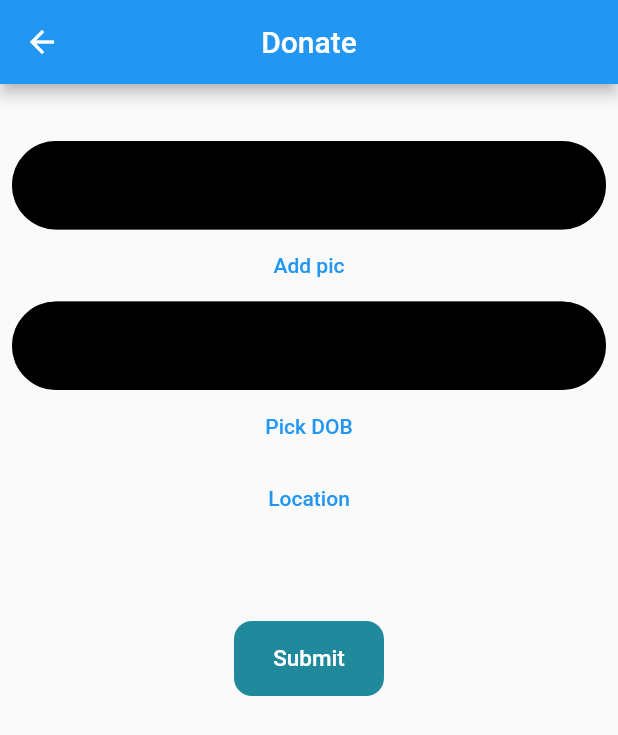
After one commit to baljinder0630/paw_prints, a Flutter app: the MyHomePage screen opened directly, after a tap on "Donate pet", on a phone screen of 412 x 824 dp. The commit adds this screen. Shown: the top 735 px of the screen. Run offline on Flutter 3.47's test engine with Material 2 defaults, Android fonts, the phone set to English and light mode, and no system bars; our stand-ins replace animated_bottom_navigation_bar, carousel_slider, cloud_firestore, firebase_auth, firebase_core, firebase_storage and 7 more; missing offline and left inert: dart:ffi, restart_app; accounts and stored records are empty; network calls fail; project files that could hold a hidden picture were left out.

Commit message:
Next commit

```diff
--- /dev/null
+++ b/lib/Pages/Donation_page.dart
@@ -0,0 +1,247 @@
+// ignore_for_file: prefer_const_constructors
+
+import 'dart:developer';
+import 'dart:io';
+
+import 'package:cloud_firestore/cloud_firestore.dart';
+import 'package:firebase_storage/firebase_storage.dart';
+import 'package:flutter/material.dart';
+import 'package:geocoding/geocoding.dart';
+import 'package:geolocator/geolocator.dart';
+import 'package:image_cropper/image_cropper.dart';
+import 'package:image_picker/image_picker.dart';
+import 'package:paw_prints/Models/petModel.dart';
+import 'package:uuid/uuid.dart';
+
+class DonatePet extends StatefulWidget {
+  var usermodel;
+  DonatePet({Key? key, required this.usermodel}) : super(key: key);
+  @override
+  State<DonatePet> createState() => _DonatePetState();
+}
+
+class _DonatePetState extends State<DonatePet> {
+  DateTime? _dob;
+  final _petName = TextEditingController();
+  final _petPic = TextEditingController();
+  final _petDescription = TextEditingController();
+  var petId;
+  String generateId() => Uuid().v1();
+  File? petPic;
+
+  void selectimage(ImageSource source) async {
+    final XFile? image = await ImagePicker().pickImage(source: source);
+
+    if (image != null) {
+      imagecrop(image);
+    }
+  }
+
+  void imagecrop(XFile BeforeCrop) async {
+    log("message1");
+    if (BeforeCrop != null) {
+      File? FinalImage = await ImageCropper().cropImage(
+          sourcePath: BeforeCrop.path,
+          aspectRatio: CropAspectRatio(ratioX: 1, ratioY: 1),
+          compressQuality: 20,
+          aspectRatioPresets: [
+            CropAspectRatioPreset.square,
+          ],
+          androidUiSettings: AndroidUiSettings(
+              toolbarTitle: 'Cropper',
+              toolbarColor: Colors.deepOrange,
+              toolbarWidgetColor: Colors.white,
+              initAspectRatio: CropAspectRatioPreset.original,
+              lockAspectRatio: false),
+          iosUiSettings: IOSUiSettings(
+            minimumAspectRatio: 1.0,
+          ));
+
+      if (FinalImage != null) {
+        setState(() {
+          petPic = FinalImage;
+        });
+        log(petPic.toString());
+      }
+    }
+  }
+
+  void uploadData(File imageurl) async {
+    setState(() {
+      petId = generateId();
+    });
+
+    UploadTask uploadTask =
+        FirebaseStorage.instance.ref("Storage").child(petId).putFile(imageurl);
+    TaskSnapshot taskSnapshot = await uploadTask;
+    String networkurl = await taskSnapshot.ref.getDownloadURL();
+
+    PetModel petModel = PetModel(
+      likedBy: [],
+      pic: networkurl,
+      sellingBy: widget.usermodel.uid,
+      petId: petId,
+      name: _petName.text.trim(),
+      description: _petDescription.text.trim(),
+      dob: _dob.toString(),
+    );
+    await FirebaseFirestore.instance
+        .collection("Pets")
+        .doc(petId)
+        .set(petModel.toMap())
+        .whenComplete(() {
+      log("Pet uploaded");
+    }).onError((error, stackTrace) {
+      log(error.toString());
+    }).whenComplete(() {
+      _petName.clear();
+      _petDescription.clear();
+      _petPic.clear();
+    });
+  }
+
+  void getCurrentPosition() async {
+    // Permission
+    LocationPermission permission = await Geolocator.checkPermission();
+    if (permission == LocationPermission.denied ||
+        permission == LocationPermission.deniedForever) {
+      log("Permission denied");
+      Geolocator.requestPermission();
+    } else {
+      Position currentPosition = await Geolocator.getCurrentPosition(
+          desiredAccuracy: LocationAccuracy.lowest);
+      print(currentPosition);
+      List<Placemark> address = await placemarkFromCoordinates(
+          currentPosition.latitude, currentPosition.longitude);
+      log(address[0].locality.toString());
+    }
+  }
+
+  @override
+  Widget build(BuildContext context) {
+    return Scaffold(
+      appBar: AppBar(
+        centerTitle: true,
+        title: Text("Donate"),
+      ),
+      body: Padding(
+        padding: const EdgeInsets.all(8.0),
+        child: Column(
+          children: [
+            SizedBox(
+              height: 30,
+            ),
+            TextField(
+              controller: _petName,
+              keyboardType: TextInputType.emailAddress,
+              decoration: InputDecoration(
+                prefixIcon: Icon(Icons.pets),
+                hintText: "Pet Name",
+                filled: true,
+                fillColor: Colors.black,
+                border: OutlineInputBorder(
+                    borderRadius: BorderRadius.all(
+                      Radius.circular(80.0),
+                    ),
+                    borderSide: BorderSide(color: Colors.teal)),
+              ),
+            ),
+            TextButton(
+                onPressed: () {
+                  showDialog(
+                      context: context,
+                      builder: (context) {
+                        return AlertDialog(
+                            content: Column(
+                          mainAxisSize: MainAxisSize.min,
+                          children: [
+                            ListTile(
+                              onTap: () {
+                                selectimage(ImageSource.camera);
+                                Navigator.pop(context);
+                              },
+                              leading: Icon(Icons.camera_alt),
+                              title: Text("Camera"),
+                            ),
+                            ListTile(
+                              onTap: () {
+                                selectimage(ImageSource.gallery);
+                                Navigator.pop(context);
+                              },
+                              leading: Icon(Icons.photo),
+                              title: Text("Gallery"),
+                            ),
+                          ],
+                        ));
+                      });
+                },
+                child: Text("Add pic")),
+            TextField(
+              controller: _petDescription,
+              keyboardType: TextInputType.emailAddress,
+              decoration: InputDecoration(
+                prefixIcon: Icon(Icons.document_scanner_rounded),
+                hintText: "Pet Description",
+                filled: true,
+                fillColor: Colors.black,
+                border: OutlineInputBorder(
+                    borderRadius: BorderRadius.all(
+                      Radius.circular(80.0),
+                    ),
+                    borderSide: BorderSide(color: Colors.teal)),
+              ),
+            ),
+            // TextField(
+            //   controller: _petDOB,
+            //   keyboardType: TextInputType.datetime,
+            //   decoration: InputDecoration(hintText: "Pet dob"),
+            // ),
+            TextButton(
+                onPressed: () async {
+                  DateTime? _selectedDate = await showDatePicker(
+                    context: context,
+                    initialDate: _dob == null ? DateTime.now() : _dob!,
+                    firstDate: DateTime(1990),
+                    lastDate: DateTime(3000),
+                  );
+                  setState(() {
+                    if (_selectedDate != null) {
+                      _dob = _selectedDate;
+                    }
+                  });
+                  log(_selectedDate.toString());
+                },
+                child: Text("Pick DOB")),
+
+            TextButton(
+              child: Text("Location"),
+              onPressed: () {
+                getCurrentPosition();
+              },
+            ),
+            SizedBox(
+              height: 50,
+            ),
+            TextButton(
+                onPressed: () async {
+                  uploadData(petPic!);
+                },
+                child: Container(
+                  height: 50,
+                  width: 100,
+                  decoration: BoxDecoration(
+                    borderRadius: BorderRadius.circular(12),
+                    color: Color(0xFF21899C),
+                  ),
+                  child: Center(
+                      child: Text(
+                    "Submit",
+                    style: TextStyle(color: Colors.white, fontSize: 15),
+                  )),
+                ))
+          ],
+        ),
+      ),
+    );
+  }
+}
--- a/lib/Pages/HomePage.dart
+++ b/lib/Pages/HomePage.dart
@@ -1,7 +1,13 @@
+// ignore_for_file: avoid_unnecessary_containers, prefer_const_constructors, prefer_const_literals_to_create_immutables
+
+import 'dart:async';
+
 import 'package:firebase_auth/firebase_auth.dart';
 import 'package:flutter/cupertino.dart';
 import 'package:flutter/material.dart';
 import 'package:animated_bottom_navigation_bar/animated_bottom_navigation_bar.dart';
+import 'package:paw_prints/Models/firebaseHelper.dart';
+import 'package:paw_prints/Pages/page0.dart';
 import 'package:paw_prints/main.dart';
 import 'package:restart_app/restart_app.dart';
 
@@ -13,11 +19,13 @@ class MyHomePage extends StatefulWidget {
 }
 
 class _MyHomePageState extends State<MyHomePage> {
+  StreamController<int> navBarStream = StreamController();
   var _bottomNavIndex = 0;
   @override
   Widget build(BuildContext context) {
     return Scaffold(
       appBar: AppBar(
+        automaticallyImplyLeading: false,
         actions: [
           IconButton(
               onPressed: () async {
@@ -38,12 +46,22 @@ class _MyHomePageState extends State<MyHomePage> {
         child: Icon(Icons.add),
       ),
       floatingActionButtonLocation: FloatingActionButtonLocation.centerDocked,
-      body: Container(
-        child: Text(
-          "body",
-          textAlign: TextAlign.center,
-        ),
-      ),
+
+      //
+      //
+      body: StreamBuilder<int>(
+          stream: navBarStream.stream,
+          builder: (context, snapshot) {
+            if (_bottomNavIndex == 0) {
+              return PageZero(userModel: FirebaseHelper.currentAppUser);
+            }
+            return Container(
+              child: Text(
+                _bottomNavIndex.toString(),
+                textAlign: TextAlign.center,
+              ),
+            );
+          }),
       bottomNavigationBar: AnimatedBottomNavigationBar(
         activeColor: Color.fromARGB(255, 246, 231, 93),
         backgroundColor: Color.fromARGB(255, 59, 58, 58),
@@ -59,7 +77,10 @@ class _MyHomePageState extends State<MyHomePage> {
         notchSmoothness: NotchSmoothness.verySmoothEdge,
         leftCornerRadius: 32,
         rightCornerRadius: 32,
-        onTap: (index) => setState(() => _bottomNavIndex = index),
+        onTap: (index) {
+          _bottomNavIndex = index;
+          navBarStream.sink.add(index);
+        },
       ),
     );
   }
--- /dev/null
+++ b/lib/Pages/page0.dart
@@ -0,0 +1,228 @@
+// ignore_for_file: prefer_const_constructors
+
+import 'dart:developer';
+
+import 'package:carousel_slider/carousel_slider.dart';
+import 'package:cloud_firestore/cloud_firestore.dart';
+import 'package:flutter/material.dart';
+import 'package:paw_prints/Models/UserModel.dart';
+import 'package:paw_prints/Pages/Donation_page.dart';
+
+import '../Models/petModel.dart';
+
+class PageZero extends StatefulWidget {
+  UserModel userModel;
+
+  PageZero({required this.userModel, Key? key}) : super(key: key);
+
+  @override
+  State<PageZero> createState() => _PageZeroState();
+}
+
+class _PageZeroState extends State<PageZero> {
+  @override
+  Widget build(BuildContext context) {
+    return Scaffold(
+      body: Container(
+        height: MediaQuery.of(context).size.height,
+        child: SingleChildScrollView(
+          child: Column(
+            children: [
+              Container(
+                margin: EdgeInsets.only(top: 10),
+                width: double.infinity,
+                child: CarouselSlider(
+                  items: [
+                    Card(
+                      child: Image.asset("assets/Pet1.jpg", fit: BoxFit.cover),
+                    ),
+                    Card(
+                      child: Image.asset("assets/Pet2.png", fit: BoxFit.cover),
+                    ),
+                    Card(
+                      child: Image.asset("assets/Pet3.jpg", fit: BoxFit.cover),
+                    ),
+                    Card(
+                      child: Image.asset("assets/Pet4.jpg", fit: BoxFit.cover),
+                    ),
+                    Card(
+                      child: Image.asset("assets/Pet5.jpg", fit: BoxFit.cover),
+                    ),
+                  ],
+                  options: CarouselOptions(
+                    autoPlay: true,
+                    enlargeCenterPage: true,
+                    // aspectRatio: 2.0,
+                  ),
+                ),
+              ),
+              ElevatedButton(
+                onPressed: () {
+                  Navigator.push(context, MaterialPageRoute(builder: (context) {
+                    return DonatePet(usermodel: widget.userModel);
+                  }));
+                },
+                child: Text("Donate pet"),
+              ),
+              StreamBuilder<QuerySnapshot>(
+                stream:
+                    FirebaseFirestore.instance.collection("Pets").snapshots(),
+                builder: (BuildContext context, AsyncSnapshot snapshot) {
+                  if (snapshot.hasError) {
+                    return Center(
+                      child: Text('Error: ${snapshot.error}'),
+                    );
+                  }
+
+                  if (snapshot.connectionState == ConnectionState.waiting) {
+                    return Center(
+                      child: CircularProgressIndicator(),
+                    );
+                  }
+
+                  QuerySnapshot querySnapshot = snapshot.data as QuerySnapshot;
+                  return ListView.builder(
+                    physics: NeverScrollableScrollPhysics(),
+                    shrinkWrap: true,
+                    itemCount: querySnapshot.docs.length,
+                    itemBuilder: (BuildContext context, int index) {
+                      PetModel petModel = PetModel.fromMap(
+                          querySnapshot.docs[index].data()
+                              as Map<String, dynamic>);
+                      return InkWell(
+                        onTap: () {
+                          // Navigator.push(context,
+                          //     MaterialPageRoute(builder: ((context) {
+                          //   return PetDetail(petModel: petModel);
+                          // })));
+                        },
+                        child: petWidget(context, petModel, widget.userModel),
+                      );
+                    },
+                  );
+                },
+              )
+            ],
+          ),
+        ),
+      ),
+    );
+  }
+}
+
+Widget petWidget(context, PetModel petModel, UserModel userModel) {
+  return Container(
+    margin: EdgeInsets.all(8),
+    decoration: BoxDecoration(
+        // color: Colors.black
+        boxShadow: [
+          BoxShadow(
+              color: Theme.of(context).shadowColor,
+              offset: Offset(1, 1),
+              blurStyle: BlurStyle.outer,
+              blurRadius: 2),
+          BoxShadow(
+              color: Theme.of(context).cardColor,
+              offset: Offset(1, 1),
+              blurStyle: BlurStyle.inner,
+              blurRadius: 2)
+        ]),
+    child: Padding(
+      padding: const EdgeInsets.all(8.0),
+      child: Column(
+        children: [
+          Container(
+              margin: EdgeInsets.only(left: 10),
+              // width: 300,
+              height: 50,
+              child: Align(
+                alignment: Alignment.centerLeft,
+                child: Text(
+                  petModel.name,
+                  style: TextStyle(
+                      fontSize: 20,
+                      fontWeight: FontWeight.bold,
+                      color: Colors.black),
+                ),
+              )),
+          Container(
+            decoration: BoxDecoration(
+                // borderRadius: BorderRadius.all(Radius.circular(8)),
+                boxShadow: [
+                  BoxShadow(
+                      color: Theme.of(context).shadowColor,
+                      offset: Offset(1, 1),
+                      blurStyle: BlurStyle.outer,
+                      blurRadius: 2),
+                  BoxShadow(
+                      color: Theme.of(context).cardColor,
+                      offset: Offset(1, 1),
+                      blurStyle: BlurStyle.inner,
+                      blurRadius: 2)
+                ]),
+            // height: 300,
+            // width: 300,
+            child: Image.network(petModel.pic.toString()),
+          ),
+          Container(
+            height: 50,
+            // width: 300,
+            // color: Colors.blue,
+            child: Wrap(
+              children: [
+                Row(
+                  children: [
+                    IconButton(
+                      icon: petModel.likedBy!.contains(userModel.uid)
+                          ? Icon(Icons.thumb_up, color: Colors.red)
+                          : Icon(Icons.thumb_up_alt_outlined,
+                              color: Colors.grey),
+                      iconSize: 20,
+                      onPressed: () async {
+                        if (petModel.likedBy!.contains(userModel.uid)) {
+                          log("Empty");
+                          petModel.likedBy!.remove(userModel.uid);
+                        } else {
+                          log("non Empty");
+                          petModel.likedBy!.add(userModel.uid);
+                        }
+                        await FirebaseFirestore.instance
+                            .collection("Pets")
+                            .doc(petModel.petId)
+                            .set(petModel.toMap())
+                            .whenComplete(() {
+                          log("like/unlike");
+                        });
+                      },
+                    ),
+                    Text(
+                      petModel.likedBy!.length == 0
+                          ? ""
+                          : petModel.likedBy!.length.toString(),
+                      style: TextStyle(fontSize: 18, color: Colors.white),
+                    ),
+                  ],
+                ),
+              ],
+            ),
+          ),
+          ExpansionTile(
+            childrenPadding: EdgeInsets.only(left: 10, right: 10, bottom: 10),
+            backgroundColor: Colors.blue.shade300,
+            title: Text(
+              "Description",
+              style: TextStyle(fontSize: 15, color: Colors.black),
+            ),
+            expandedAlignment: Alignment.topLeft,
+            children: [
+              Text(
+                petModel.description.toString(),
+                style: TextStyle(fontSize: 18, color: Colors.white),
+              ),
+            ],
+          )
+        ],
+      ),
+    ),
+  );
+}
```
Also changed, not shown: lib/Pages/loginpage.dart (+11 -10 lines), 1 other file.
